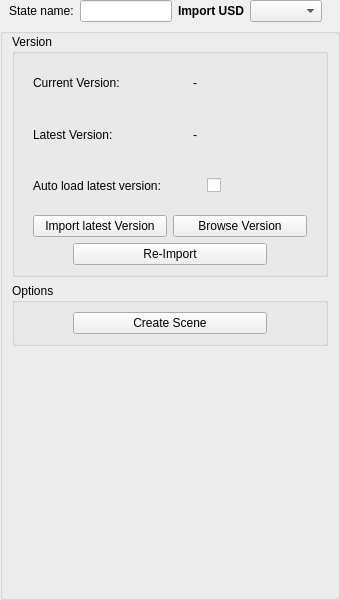
Above: Fusion/Scripts/StateManagerNodes/StateUserInterfaces/fus_USD_Import.ui from Animatect/Prism2_PluginFusion before the change. Below: the same form after it.
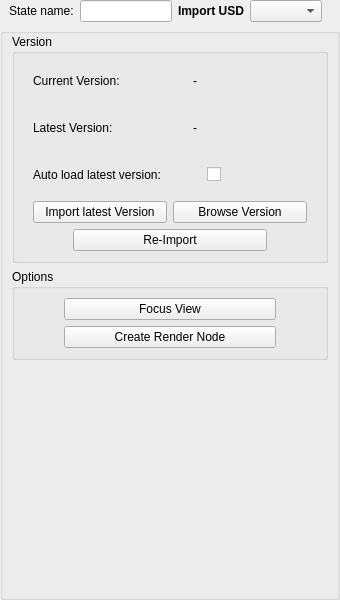
That is the form after the change.

Commit message:
Added Focus View Button to other States and unified Buttons
Added the Focus View button to all the import states.  And unified the button UI for all states.

The edit to the form file:
```diff
--- a/Fusion/Scripts/StateManagerNodes/StateUserInterfaces/fus_USD_Import.ui
+++ b/Fusion/Scripts/StateManagerNodes/StateUserInterfaces/fus_USD_Import.ui
@@ -307,12 +307,12 @@
              <number>0</number>
             </property>
             <item>
-             <spacer name="horizontalSpacer_6">
+             <spacer name="horizontalSpacer_9">
               <property name="orientation">
-               <enum>Qt::Orientation::Horizontal</enum>
+               <enum>Qt::Horizontal</enum>
               </property>
               <property name="sizeType">
-               <enum>QSizePolicy::Policy::Fixed</enum>
+               <enum>QSizePolicy::Fixed</enum>
               </property>
               <property name="sizeHint" stdset="0">
                <size>
@@ -333,12 +333,12 @@
              </widget>
             </item>
             <item>
-             <spacer name="horizontalSpacer_5">
+             <spacer name="horizontalSpacer_6">
               <property name="orientation">
-               <enum>Qt::Orientation::Horizontal</enum>
+               <enum>Qt::Horizontal</enum>
               </property>
               <property name="sizeType">
-               <enum>QSizePolicy::Policy::Fixed</enum>
+               <enum>QSizePolicy::Fixed</enum>
               </property>
               <property name="sizeHint" stdset="0">
                <size>
@@ -361,20 +361,50 @@
         </property>
         <layout class="QVBoxLayout" name="verticalLayout_6">
          <item>
-          <widget class="QWidget" name="f_usdScene" native="true">
-           <layout class="QHBoxLayout" name="horizontalLayout_10">
-            <property name="leftMargin">
-             <number>9</number>
-            </property>
-            <property name="topMargin">
-             <number>0</number>
-            </property>
-            <property name="rightMargin">
-             <number>9</number>
-            </property>
-            <property name="bottomMargin">
-             <number>0</number>
-            </property>
+          <layout class="QHBoxLayout" name="f_viewFocus">
+           <item>
+            <spacer name="horizontalSpacer_7">
+             <property name="orientation">
+              <enum>Qt::Horizontal</enum>
+             </property>
+             <property name="sizeType">
+              <enum>QSizePolicy::Fixed</enum>
+             </property>
+             <property name="sizeHint" stdset="0">
+              <size>
+               <width>40</width>
+               <height>20</height>
+              </size>
+             </property>
+            </spacer>
+           </item>
+           <item>
+            <widget class="QPushButton" name="b_focusView">
+             <property name="text">
+              <string>Focus View</string>
+             </property>
+            </widget>
+           </item>
+           <item>
+            <spacer name="horizontalSpacer_8">
+             <property name="orientation">
+              <enum>Qt::Horizontal</enum>
+             </property>
+             <property name="sizeType">
+              <enum>QSizePolicy::Fixed</enum>
+             </property>
+             <property name="sizeHint" stdset="0">
+              <size>
+               <width>40</width>
+               <height>20</height>
+              </size>
+             </property>
+            </spacer>
+           </item>
+          </layout>
+         </item>
+         <item>
+          <layout class="QHBoxLayout" name="f_usdScene">
             <item>
              <spacer name="horizontalSpacer_3">
               <property name="orientation">
@@ -394,7 +424,7 @@
             <item>
              <widget class="QPushButton" name="b_createUsdScene">
               <property name="text">
-               <string>Create Scene</string>
+              <string>Create Render Node</string>
               </property>
              </widget>
             </item>
@@ -415,7 +445,6 @@
              </spacer>
             </item>
            </layout>
-          </widget>
          </item>
         </layout>
        </widget>
```
Left out of the diff: 24 changed lines with no effect on the pictures. Lines whose indentation alone changed are shown as unchanged. The commit also changes 12 other files.
